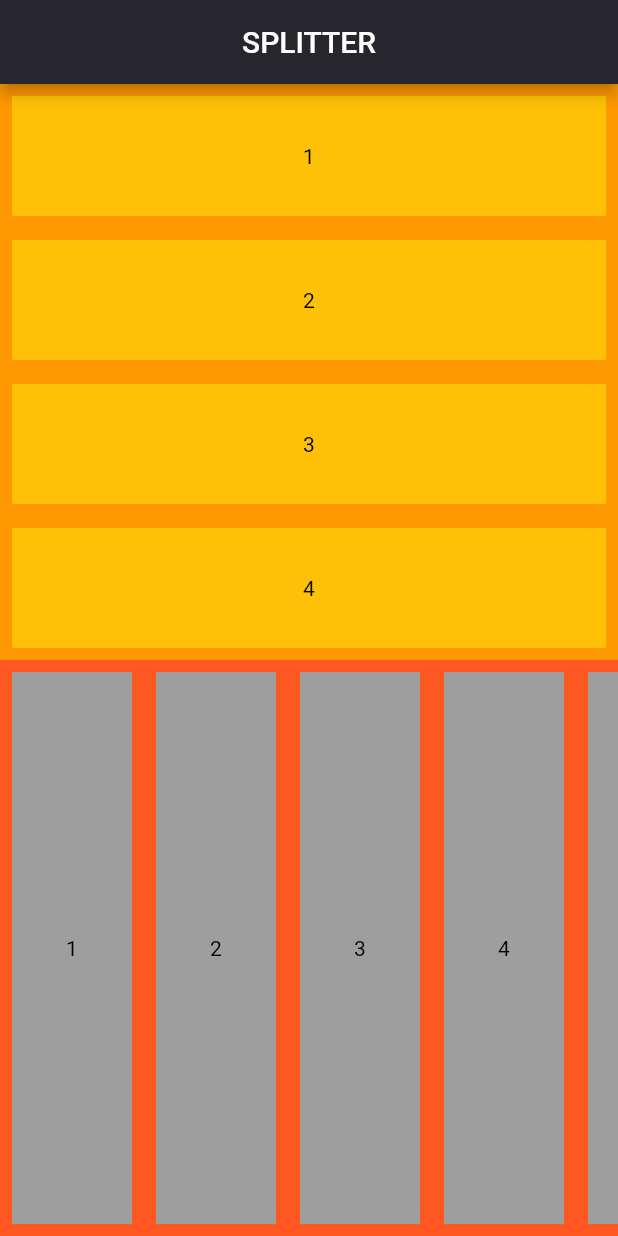
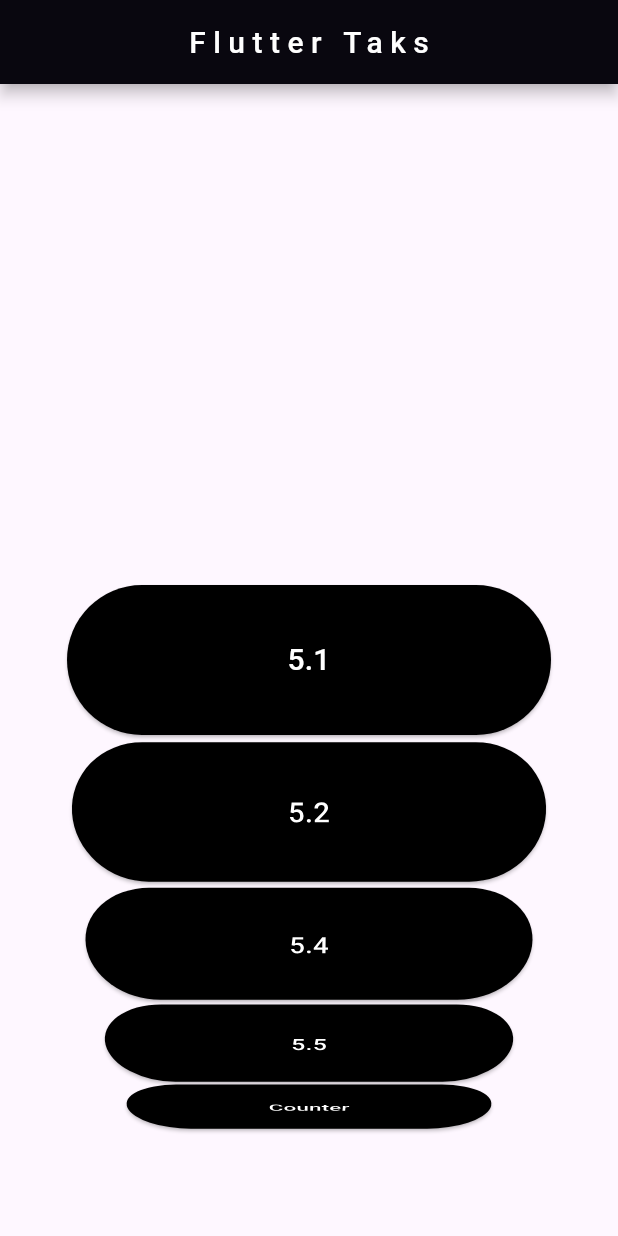
Before and after one commit to Zimil-Patel/e_commerce_tasks, a Flutter app: the screen it shows after launch, on a phone screen of 412 x 824 dp. Run offline on Flutter 3.47's test engine with Material 3 defaults, Android fonts, the phone set to English and light mode, and no system bars; our stand-ins replace google_fonts; missing offline and left inert: dart:js.

Commit message:
06-02-2024

```diff
--- /dev/null
+++ b/lib/View/Screens/Home.dart
@@ -0,0 +1,68 @@
+import 'package:e_commerce_tasks/main.dart';
+import 'package:e_commerce_tasks/util/GlobalVariables.dart';
+import 'package:flutter/material.dart';
+
+late double width;
+
+class HomePage extends StatefulWidget {
+  const HomePage({super.key});
+
+  @override
+  State<HomePage> createState() => _HomePageState();
+}
+
+class _HomePageState extends State<HomePage> {
+  @override
+  Widget build(BuildContext context) {
+    width = MediaQuery.of(context).size.width;
+    return Scaffold(
+      appBar: addAppBar(
+          title: 'Flutter Taks',
+          textColor: Colors.white,
+          bgColor: Colors.black,
+          centerTitle: true,
+          letterSpace: 5),
+      body: ListWheelScrollView(
+        itemExtent: 100,
+        children: [
+          ...List.generate(
+              tasks.length, (index) => addBtn(tasks[index], context))
+        ],
+      ),
+    );
+  }
+
+  Widget addBtn(String taskNum, BuildContext context) {
+    return ElevatedButton(
+      style: ElevatedButton.styleFrom(backgroundColor: Colors.black),
+      onPressed: () {
+        switch (taskNum) {
+          case '5.1':
+            Navigator.of(context).pushNamed('/fiveOne');
+            break;
+          case '5.2':
+            Navigator.of(context).pushNamed('/fiveTwo');
+            break;
+          case '5.4':
+            Navigator.of(context).pushNamed('/fiveFour');
+            break;
+          case '5.5':
+            Navigator.of(context).pushNamed('/fiveFive');
+            break;
+          case 'Counter':
+            Navigator.of(context).pushNamed('/count');
+            break;
+        }
+      },
+      child: Container(
+        alignment: Alignment.center,
+        width: width / 1.5,
+        child: Text(
+          taskNum,
+          style: const TextStyle(
+              color: Colors.white, fontWeight: FontWeight.w500, fontSize: 20),
+        ),
+      ),
+    );
+  }
+}
--- a/lib/util/GlobalVariables.dart
+++ b/lib/util/GlobalVariables.dart
@@ -1,3 +1,5 @@
+import 'dart:collection';
+
 var counter = 0;
 
 List numList = List.empty(growable: true);
@@ -7,3 +9,38 @@ int count = 1;
 List wallRow = [1, 2, 3, 4, 5, 6, 7];
 
 List splitterList = [1, 2, 3, 4, 5, 6, 7, 8, 9, 10];
+
+List tasks = ['5.1', '5.2', '5.4', '5.5', 'Counter'];
+
+var fiveOne = [
+  'cube',
+  'emoji',
+  'letter cover',
+  'mashal',
+  'mission of rnw',
+  'mixup',
+  'my app',
+  'open door',
+];
+
+var fiveTwo = [
+  'a shadow button',
+  'css',
+  'dark shadow',
+  'gradient button',
+  'indian flag',
+  'launch button',
+  'watch',
+];
+
+var countlist = ['counter', 'multiplication table'];
+
+var fiveFour = [
+  'calc',
+  'dynamic list',
+  'icon editor',
+  'icons',
+  'maplist',
+];
+
+var fiveFive = ['bolt', 'splitter', 'wall'];
```
Also changed, not shown: lib/5.1/Emoji.dart (+18 -31 lines), lib/View/Screens/5.1.dart (added, +77 -0 lines), lib/View/Screens/5.2.dart (added, +74 -0 lines), lib/View/Screens/5.4.dart (added, +68 -0 lines), lib/View/Screens/5.5.dart (added, +62 -0 lines), lib/View/Screens/counter.dart (added, +59 -0 lines), lib/main.dart (+73 -3 lines).
